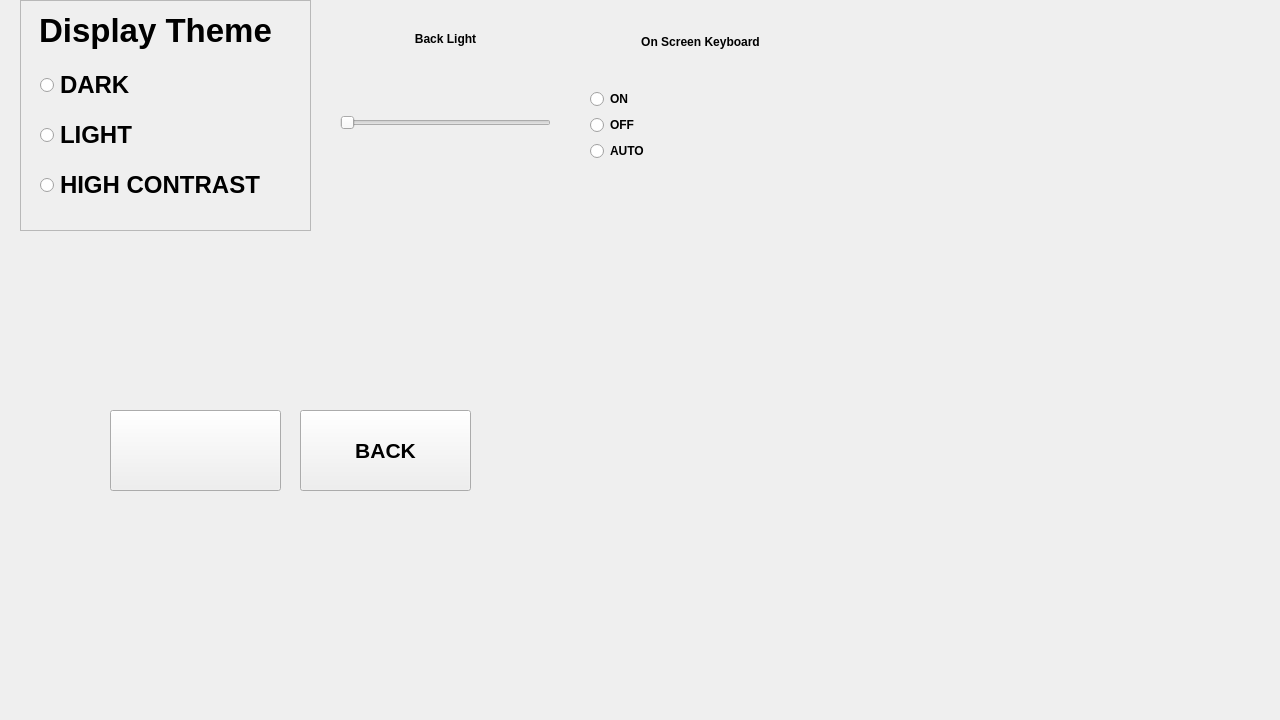
solarpieter/SP515_Display_2, file mainwindow.ui: the form before one commit.
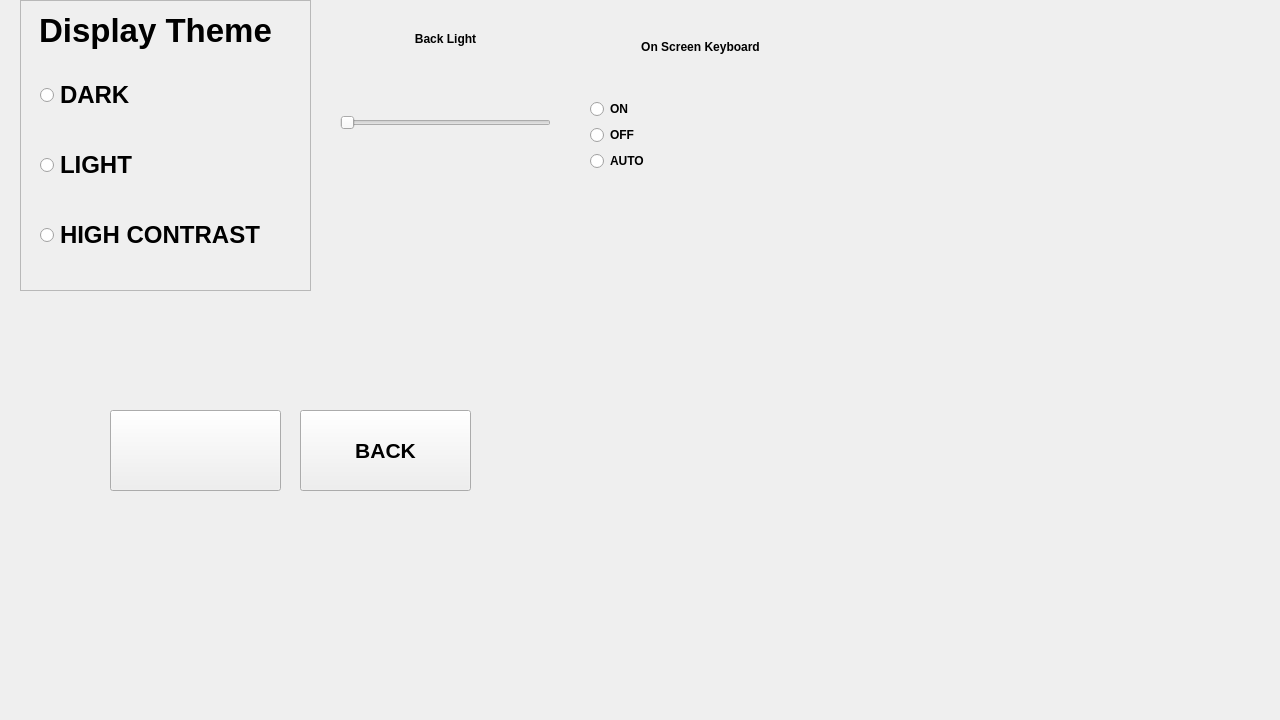
The form after the commit. The open tabs and pages were chosen to show the change. Icons and pictures are not drawn. Custom widgets are drawn as their Qt base class.

Commit message: Changing Display settings page

What changed in the file:
```diff
--- a/mainwindow.ui
+++ b/mainwindow.ui
@@ -1648,7 +1648,7 @@
         <x>590</x>
         <y>0</y>
         <width>221</width>
-        <height>161</height>
+        <height>171</height>
        </rect>
       </property>
       <layout class="QVBoxLayout" name="verticalLayout">
@@ -1760,7 +1760,7 @@
         <x>20</x>
         <y>0</y>
         <width>291</width>
-        <height>231</height>
+        <height>291</height>
        </rect>
       </property>
       <property name="frameShape">
@@ -1772,6 +1772,44 @@
       <property name="lineWidth">
        <number>2</number>
       </property>
+      <widget class="QRadioButton" name="radioButtonHighcontrast">
+       <property name="geometry">
+        <rect>
+         <x>20</x>
+         <y>210</y>
+         <width>245</width>
+         <height>50</height>
+        </rect>
+       </property>
+       <property name="font">
+        <font>
+         <pointsize>18</pointsize>
+         <bold>true</bold>
+        </font>
+       </property>
+       <property name="text">
+        <string>HIGH CONTRAST</string>
+       </property>
+      </widget>
+      <widget class="QRadioButton" name="radioButtonLight">
+       <property name="geometry">
+        <rect>
+         <x>20</x>
+         <y>140</y>
+         <width>245</width>
+         <height>50</height>
+        </rect>
+       </property>
+       <property name="font">
+        <font>
+         <pointsize>18</pointsize>
+         <bold>true</bold>
+        </font>
+       </property>
+       <property name="text">
+        <string>LIGHT</string>
+       </property>
+      </widget>
      </widget>
      <widget class="QRadioButton" name="radioButtonDark">
       <property name="geometry">
@@ -1779,7 +1817,7 @@
         <x>40</x>
         <y>70</y>
         <width>245</width>
-        <height>30</height>
+        <height>50</height>
        </rect>
       </property>
       <property name="font">
@@ -1792,44 +1830,6 @@
        <string>DARK</string>
       </property>
      </widget>
-     <widget class="QRadioButton" name="radioButtonLight">
-      <property name="geometry">
-       <rect>
-        <x>40</x>
-        <y>120</y>
-        <width>245</width>
-        <height>30</height>
-       </rect>
-      </property>
-      <property name="font">
-       <font>
-        <pointsize>18</pointsize>
-        <bold>true</bold>
-       </font>
-      </property>
-      <property name="text">
-       <string>LIGHT</string>
-      </property>
-     </widget>
-     <widget class="QRadioButton" name="radioButtonHighcontrast">
-      <property name="geometry">
-       <rect>
-        <x>40</x>
-        <y>170</y>
-        <width>245</width>
-        <height>30</height>
-       </rect>
-      </property>
-      <property name="font">
-       <font>
-        <pointsize>18</pointsize>
-        <bold>true</bold>
-       </font>
-      </property>
-      <property name="text">
-       <string>HIGH CONTRAST</string>
-      </property>
-     </widget>
      <widget class="QLabel" name="labelDisplaytheme">
       <property name="geometry">
        <rect>
```
Left out of the diff: 2 changed lines with no effect on the pictures. The commit also changes 2 other files.
